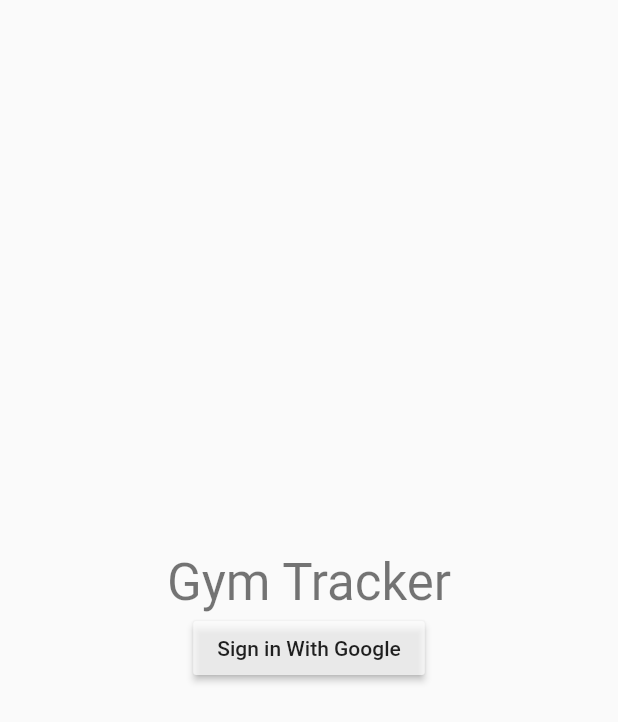
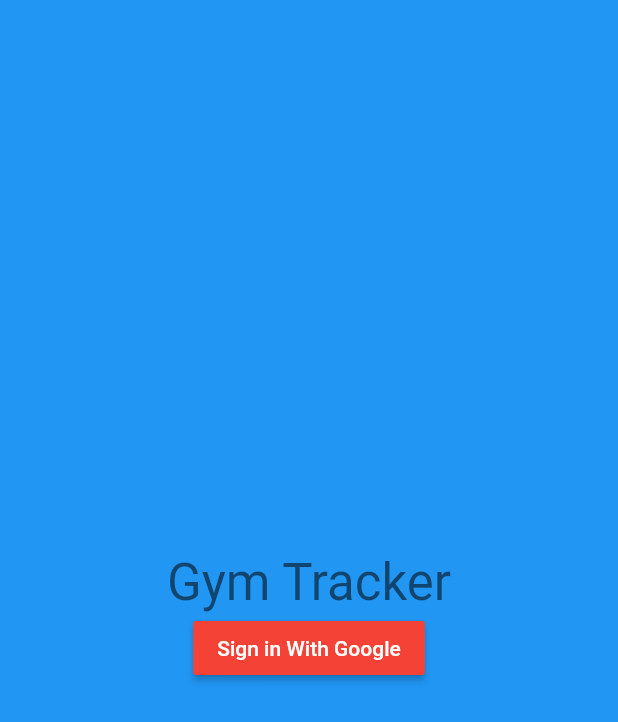
Before and after one commit to ms747/Gymtracker_mobile, a Flutter app: the screen it shows after launch, after a tap on "Sign in With Google", on a phone screen of 412 x 824 dp. Shown: the top 722 px of the screen. Run offline on Flutter 3.47's test engine with Material 2 defaults, Android fonts, the phone set to English and light mode, and no system bars; our stand-ins replace firebase_auth, google_sign_in; accounts and stored records are empty.

```diff
--- a/lib/bloc/User.dart
+++ b/lib/bloc/User.dart
@@ -1,10 +1,17 @@
+import 'package:firebase_auth/firebase_auth.dart';
 import 'package:flutter/material.dart';
 
 class UserBloc extends ChangeNotifier {
   bool loggedin = false;
+  FirebaseUser user;
 
   void changeLogin(bool status){
     loggedin = status;
     notifyListeners();
   }
+
+  void setUser(FirebaseUser _user){
+    user = _user;
+    notifyListeners();
+  }
 }
--- a/lib/helper/auth.dart
+++ b/lib/helper/auth.dart
@@ -1,9 +1,9 @@
 import 'package:firebase_auth/firebase_auth.dart';
 import 'package:google_sign_in/google_sign_in.dart';
 
-Future<void> login() async {
-  bool status = await isLoggedIn();
-  if (!status) {
+Future<FirebaseUser> login() async {
+  FirebaseUser user = await isLoggedIn();
+  if (user == null) {
     final GoogleSignIn _googleSignIn = GoogleSignIn();
     final FirebaseAuth _auth = FirebaseAuth.instance;
     final GoogleSignInAccount googleUser = await _googleSignIn.signIn();
@@ -15,20 +15,19 @@ Future<void> login() async {
       idToken: googleAuth.idToken,
     );
 
-    final FirebaseUser user =
+    user =
         (await _auth.signInWithCredential(credential)).user;
     print("signed in " + user.displayName);
   }
+  return user;
 }
 
-Future<bool> isLoggedIn() async {
-  bool loggedIn = false;
+Future<FirebaseUser> isLoggedIn() async {
   final user = await FirebaseAuth.instance.currentUser();
   if (user != null) {
-    loggedIn = true;
     print("Already Logged In");
   }
-  return loggedIn;
+  return user;
 }
 
 Future<void> logout() {
--- a/lib/pages/Login.dart
+++ b/lib/pages/Login.dart
@@ -1,3 +1,4 @@
+import 'package:firebase_auth/firebase_auth.dart';
 import 'package:flutter/material.dart';
 import 'package:gymtrackerandroid/bloc/User.dart';
 import 'package:gymtrackerandroid/helper/Auth.dart';
@@ -33,34 +34,45 @@ class _BuildLoginPageState extends State<BuildLoginPage> {
     super.initState();
     isUserLoggedIn(context);
   }
+
   @override
   Widget build(BuildContext context) {
-    return Center(
+    return Container(
+      width: MediaQuery.of(context).size.width * 1.0,
+      color: Colors.blue,
       child: Column(
         mainAxisAlignment: MainAxisAlignment.center,
         children: <Widget>[
-          Text(
-            "Gym Tracker",
-            style: Theme.of(context).textTheme.display1,
-          ),
-          RaisedButton(
-            color: Colors.white70,
-            child: Text("Sign in With Google"),
-            onPressed: () async {
-              // Navigator.pushNamed(context, "/admin");
-              await login();
-              isUserLoggedIn(context);
-            },
-          ),
+          buildText(context),
+          buildRaisedButton(context),
         ],
       ),
     );
   }
 
+  Widget buildRaisedButton(BuildContext context) {
+    return RaisedButton(
+      color: Colors.red,
+      textColor: Colors.white,
+      child: Text("Sign in With Google"),
+      onPressed: () async {
+        await login();
+        isUserLoggedIn(context);
+      },
+    );
+  }
+
+  Widget buildText(BuildContext context) {
+    return Text(
+      "Gym Tracker",
+      style: Theme.of(context).textTheme.display1,
+    );
+  }
+
   void isUserLoggedIn(BuildContext context) {
-    isLoggedIn().then((bool loggedIn) {
-      if (loggedIn) {
-        widget.user.changeLogin(true);
+    isLoggedIn().then((FirebaseUser _user) {
+      if (_user != null) {
+        widget.user.setUser(_user);
         Navigator.pushReplacementNamed(context, "/admin");
       }
     });
```
Also changed, not shown: lib/pages/Admin.dart (+32 -10 lines), lib/main.dart (line endings or trailing spaces).
